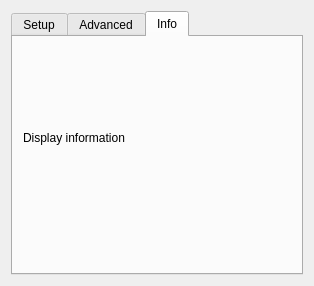
The window that lxqt-config-monitor/monitorwidget.ui (lxqt/lxqt-config) describes before a commit, drawn with Qt 5.
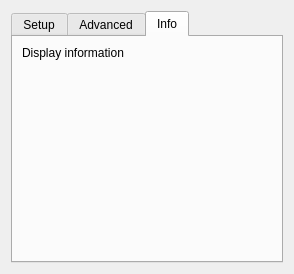
The same window after the commit. The open tabs and pages were chosen to show the change.

```diff
--- a/lxqt-config-monitor/monitorwidget.ui
+++ b/lxqt-config-monitor/monitorwidget.ui
@@ -6,8 +6,8 @@
    <rect>
     <x>0</x>
     <y>0</y>
-    <width>314</width>
-    <height>286</height>
+    <width>294</width>
+    <height>274</height>
    </rect>
   </property>
   <property name="windowTitle">
@@ -247,15 +247,9 @@
       <attribute name="title">
        <string>Info</string>
       </attribute>
+      <layout class="QVBoxLayout" name="verticalLayout">
+       <item>
       <widget class="QLabel" name="outputInfoLabel">
-       <property name="geometry">
-        <rect>
-         <x>10</x>
-         <y>10</y>
-         <width>264</width>
-         <height>181</height>
-        </rect>
-       </property>
        <property name="text">
         <string>Display information</string>
        </property>
@@ -263,6 +257,21 @@
         <bool>true</bool>
        </property>
       </widget>
+       </item>
+       <item>
+        <spacer name="verticalSpacer_3">
+         <property name="orientation">
+          <enum>Qt::Vertical</enum>
+         </property>
+         <property name="sizeHint" stdset="0">
+          <size>
+           <width>20</width>
+           <height>1</height>
+          </size>
+         </property>
+        </spacer>
+       </item>
+      </layout>
      </widget>
     </widget>
    </item>
```
Left out of the diff: 3 changed lines with no effect on the pictures. Lines whose indentation alone changed are shown as unchanged.
